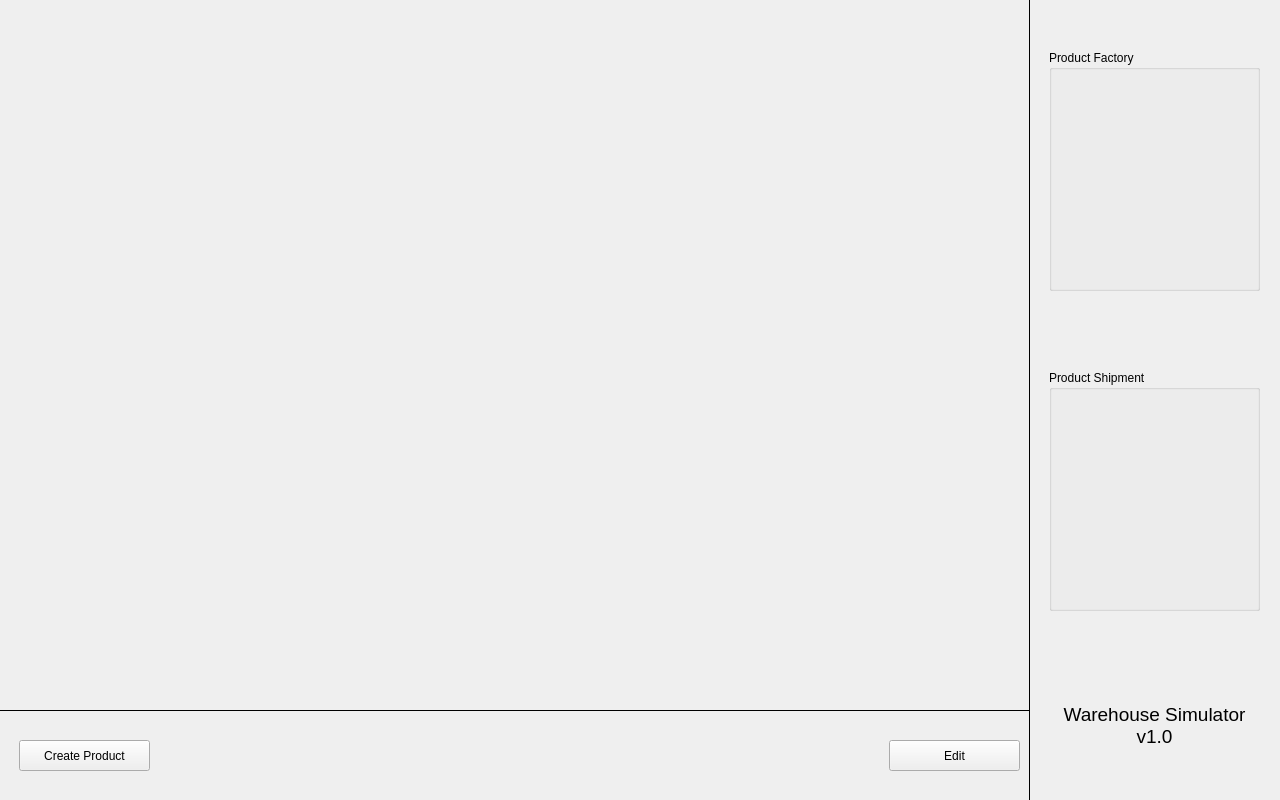
This is src/WarehouseSimulator/qtWidgetUI/mainwindow.ui in PiotrApriasz/WarehouseSimulator as Qt 5 draws it before an edit. The edited form follows.
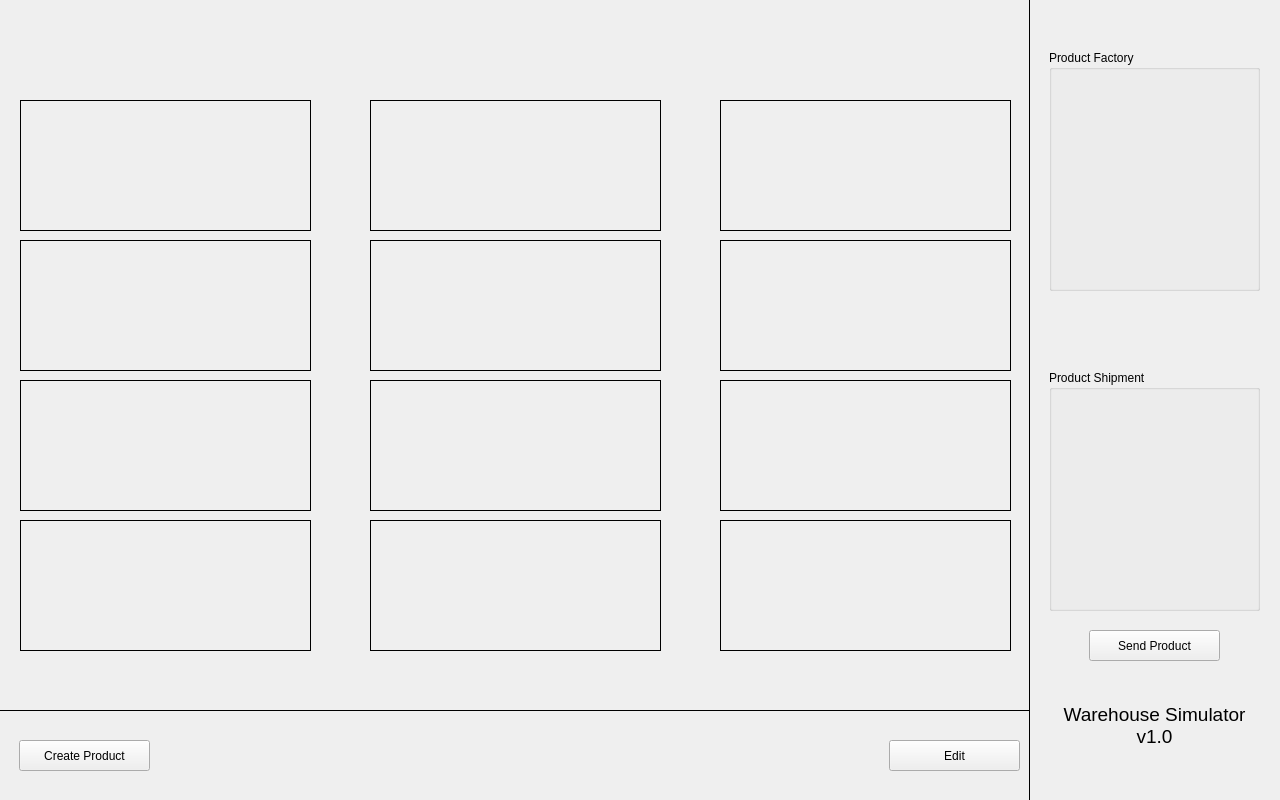
This is the edited form.

Commit message: Implement first version of creating product and adding it to wardrobe shelf

The edit to the form file:
```diff
--- a/src/WarehouseSimulator/qtWidgetUI/mainwindow.ui
+++ b/src/WarehouseSimulator/qtWidgetUI/mainwindow.ui
@@ -151,17 +151,215 @@
       <bool>true</bool>
      </property>
     </widget>
+    <widget class="QPushButton" name="sendBtn">
+     <property name="enabled">
+      <bool>true</bool>
+     </property>
+     <property name="geometry">
+      <rect>
+       <x>60</x>
+       <y>640</y>
+       <width>131</width>
+       <height>31</height>
+      </rect>
+     </property>
+     <property name="text">
+      <string>Send Product</string>
+     </property>
+    </widget>
    </widget>
-  </widget>
-  <widget class="QMenuBar" name="menubar">
-   <property name="geometry">
-    <rect>
-     <x>0</x>
-     <y>0</y>
-     <width>1280</width>
-     <height>21</height>
-    </rect>
-   </property>
+   <widget class="QFrame" name="frame_3">
+    <property name="geometry">
+     <rect>
+      <x>20</x>
+      <y>100</y>
+      <width>291</width>
+      <height>131</height>
+     </rect>
+    </property>
+    <property name="frameShape">
+     <enum>QFrame::Box</enum>
+    </property>
+    <property name="frameShadow">
+     <enum>QFrame::Plain</enum>
+    </property>
+   </widget>
+   <widget class="QFrame" name="frame_4">
+    <property name="geometry">
+     <rect>
+      <x>20</x>
+      <y>240</y>
+      <width>291</width>
+      <height>131</height>
+     </rect>
+    </property>
+    <property name="frameShape">
+     <enum>QFrame::Box</enum>
+    </property>
+    <property name="frameShadow">
+     <enum>QFrame::Plain</enum>
+    </property>
+   </widget>
+   <widget class="QFrame" name="frame_5">
+    <property name="geometry">
+     <rect>
+      <x>20</x>
+      <y>380</y>
+      <width>291</width>
+      <height>131</height>
+     </rect>
+    </property>
+    <property name="frameShape">
+     <enum>QFrame::Box</enum>
+    </property>
+    <property name="frameShadow">
+     <enum>QFrame::Plain</enum>
+    </property>
+   </widget>
+   <widget class="QFrame" name="wardrobe1Frame4">
+    <property name="geometry">
+     <rect>
+      <x>20</x>
+      <y>520</y>
+      <width>291</width>
+      <height>131</height>
+     </rect>
+    </property>
+    <property name="frameShape">
+     <enum>QFrame::Box</enum>
+    </property>
+    <property name="frameShadow">
+     <enum>QFrame::Plain</enum>
+    </property>
+   </widget>
+   <widget class="QFrame" name="frame_7">
+    <property name="geometry">
+     <rect>
+      <x>370</x>
+      <y>240</y>
+      <width>291</width>
+      <height>131</height>
+     </rect>
+    </property>
+    <property name="frameShape">
+     <enum>QFrame::Box</enum>
+    </property>
+    <property name="frameShadow">
+     <enum>QFrame::Plain</enum>
+    </property>
+   </widget>
+   <widget class="QFrame" name="frame_8">
+    <property name="geometry">
+     <rect>
+      <x>370</x>
+      <y>100</y>
+      <width>291</width>
+      <height>131</height>
+     </rect>
+    </property>
+    <property name="frameShape">
+     <enum>QFrame::Box</enum>
+    </property>
+    <property name="frameShadow">
+     <enum>QFrame::Plain</enum>
+    </property>
+   </widget>
+   <widget class="QFrame" name="frame_9">
+    <property name="geometry">
+     <rect>
+      <x>370</x>
+      <y>380</y>
+      <width>291</width>
+      <height>131</height>
+     </rect>
+    </property>
+    <property name="frameShape">
+     <enum>QFrame::Box</enum>
+    </property>
+    <property name="frameShadow">
+     <enum>QFrame::Plain</enum>
+    </property>
+   </widget>
+   <widget class="QFrame" name="frame_10">
+    <property name="geometry">
+     <rect>
+      <x>370</x>
+      <y>520</y>
+      <width>291</width>
+      <height>131</height>
+     </rect>
+    </property>
+    <property name="frameShape">
+     <enum>QFrame::Box</enum>
+    </property>
+    <property name="frameShadow">
+     <enum>QFrame::Plain</enum>
+    </property>
+   </widget>
+   <widget class="QFrame" name="frame_14">
+    <property name="geometry">
+     <rect>
+      <x>720</x>
+      <y>520</y>
+      <width>291</width>
+      <height>131</height>
+     </rect>
+    </property>
+    <property name="frameShape">
+     <enum>QFrame::Box</enum>
+    </property>
+    <property name="frameShadow">
+     <enum>QFrame::Plain</enum>
+    </property>
+   </widget>
+   <widget class="QFrame" name="frame_12">
+    <property name="geometry">
+     <rect>
+      <x>720</x>
+      <y>100</y>
+      <width>291</width>
+      <height>131</height>
+     </rect>
+    </property>
+    <property name="frameShape">
+     <enum>QFrame::Box</enum>
+    </property>
+    <property name="frameShadow">
+     <enum>QFrame::Plain</enum>
+    </property>
+   </widget>
+   <widget class="QFrame" name="frame_11">
+    <property name="geometry">
+     <rect>
+      <x>720</x>
+      <y>240</y>
+      <width>291</width>
+      <height>131</height>
+     </rect>
+    </property>
+    <property name="frameShape">
+     <enum>QFrame::Box</enum>
+    </property>
+    <property name="frameShadow">
+     <enum>QFrame::Plain</enum>
+    </property>
+   </widget>
+   <widget class="QFrame" name="frame_13">
+    <property name="geometry">
+     <rect>
+      <x>720</x>
+      <y>380</y>
+      <width>291</width>
+      <height>131</height>
+     </rect>
+    </property>
+    <property name="frameShape">
+     <enum>QFrame::Box</enum>
+    </property>
+    <property name="frameShadow">
+     <enum>QFrame::Plain</enum>
+    </property>
+   </widget>
   </widget>
  </widget>
  <resources/>
```
The commit also changes 18 other files.
